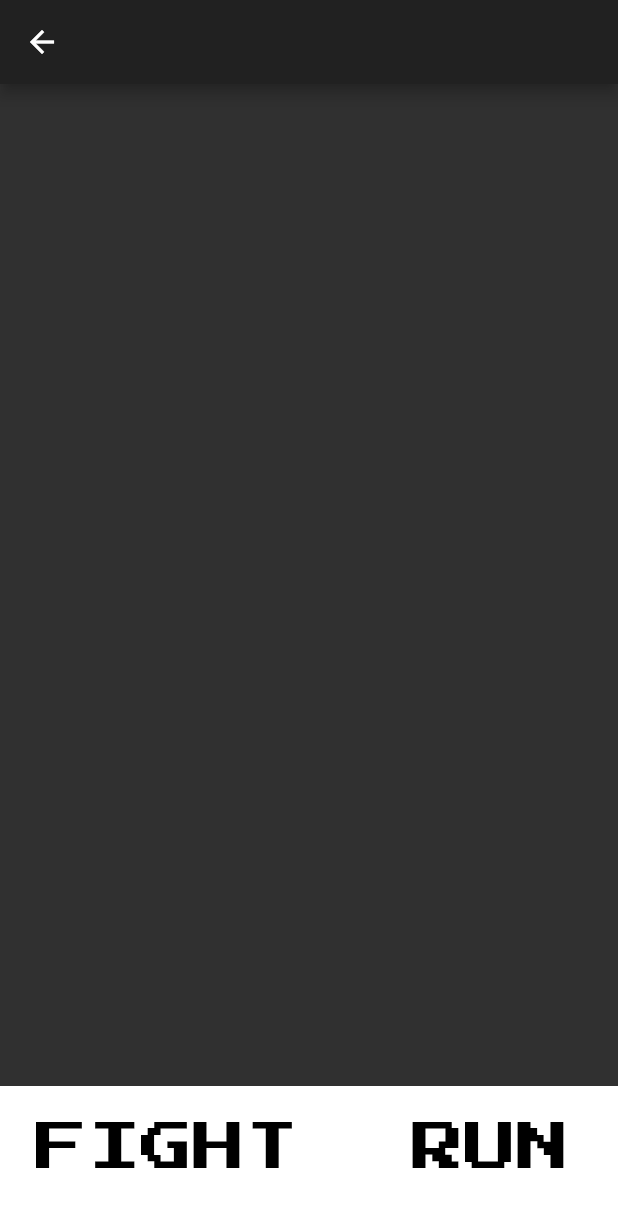
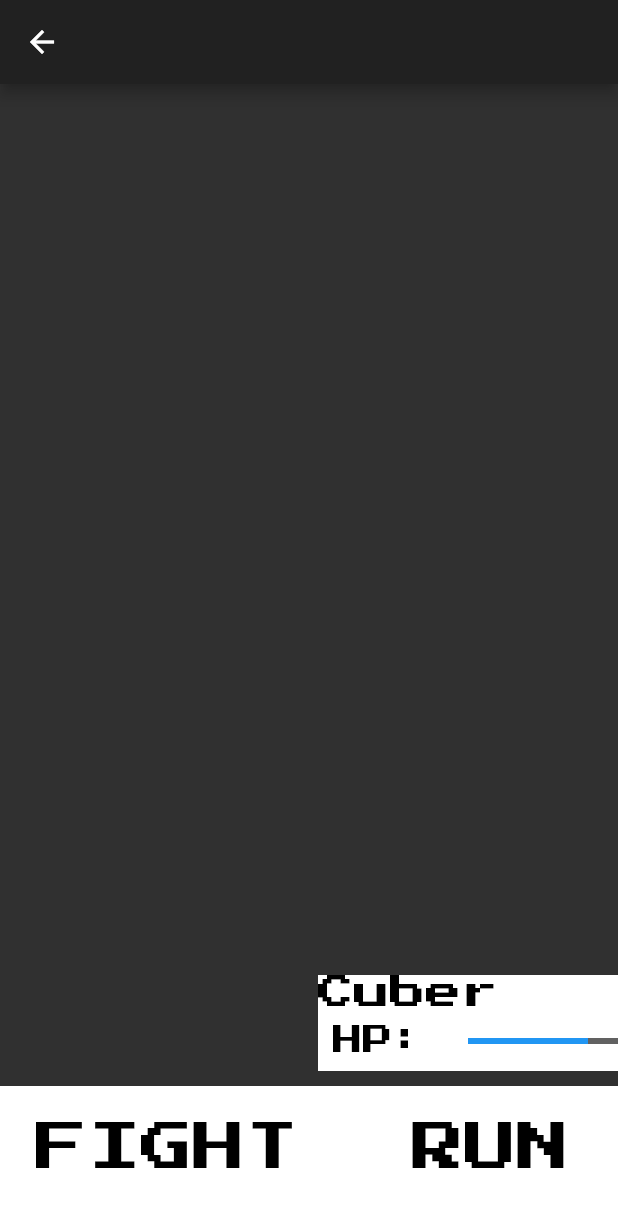
Before and after one commit to balvinderz/CubeX, a Flutter app: the GameScreen screen opened directly, on a phone screen of 412 x 824 dp. Shown: the top 1207 px of the screen. Run offline on Flutter 3.47's test engine with Material 2 defaults, Android fonts, the phone set to English and light mode, and no system bars.

Commit message:
got bored

```diff
--- a/lib/src/screens/game_screen.dart
+++ b/lib/src/screens/game_screen.dart
@@ -1,5 +1,4 @@
 import 'package:flutter/material.dart';
-import 'dart:math';
 class GameScreen extends StatelessWidget
 {
   @override
@@ -12,6 +11,49 @@ class GameScreen extends StatelessWidget
         mainAxisSize: MainAxisSize.max,
 
         children: <Widget>[
+      Row(
+      mainAxisAlignment: MainAxisAlignment.end,
+        mainAxisSize: MainAxisSize.max,
+        children: <Widget>[
+          Container(
+            color: Colors.white,
+            margin: EdgeInsets.only(bottom: 10.0),
+            child: Column(
+                mainAxisSize: MainAxisSize.max,
+                crossAxisAlignment: CrossAxisAlignment.start,
+                mainAxisAlignment: MainAxisAlignment.center,
+                children: <Widget>[
+                  Text("Cuber",style:TextStyle(
+                      fontFamily: 'gamefont',
+                      fontSize: 24.0,
+                      color: Colors.black
+                  ),),
+                  Row(
+                    mainAxisSize: MainAxisSize.max,
+
+                    children: <Widget>[
+                      Padding(
+                        padding : EdgeInsets.all(10.0),
+                        child: Text("HP: ",style:TextStyle(
+                            fontFamily: 'gamefont',
+                            fontSize: 20.0,
+                            color: Colors.black
+                        ),),
+                      ),
+                      SizedBox(
+                        width: 100.0,
+                        child: LinearProgressIndicator(
+                          value: 0.8,
+
+                        ),
+                      )
+                    ],
+                  )
+                ],
+              ),
+          ),
+        ],
+      ),
            Container(
                padding: EdgeInsets.all(8.0),
               height: 100,
@@ -44,16 +86,10 @@ class GameScreen extends StatelessWidget
                     ),
                   ),
                 ],
+
               ),
            ),
-          Row(
-            mainAxisAlignment: MainAxisAlignment.end,
-            children: <Widget>[
-              Container(
 
-              )
-            ],
-          )
         ],
       )
     );
```
Lines whose indentation alone changed are shown as unchanged.
